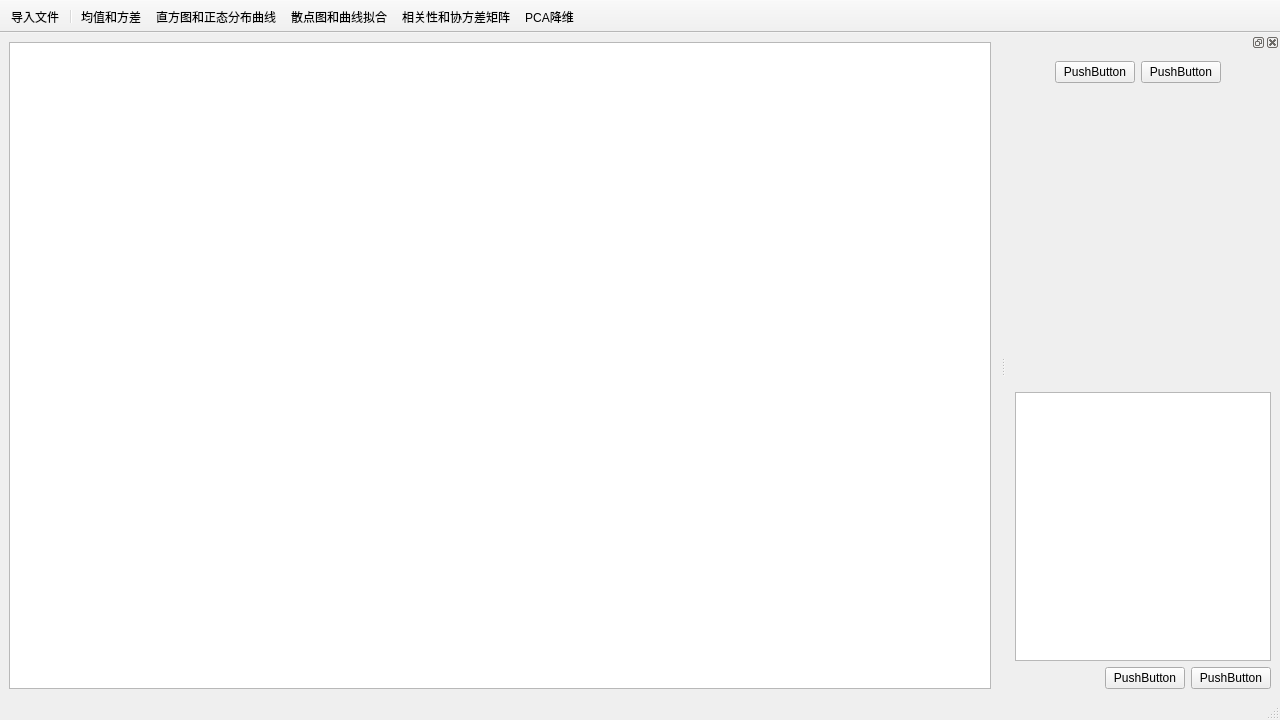
Before: the Qt Designer form IMDAP/mainwindow.ui in suxj22/IMDAP, drawn with Qt 5.
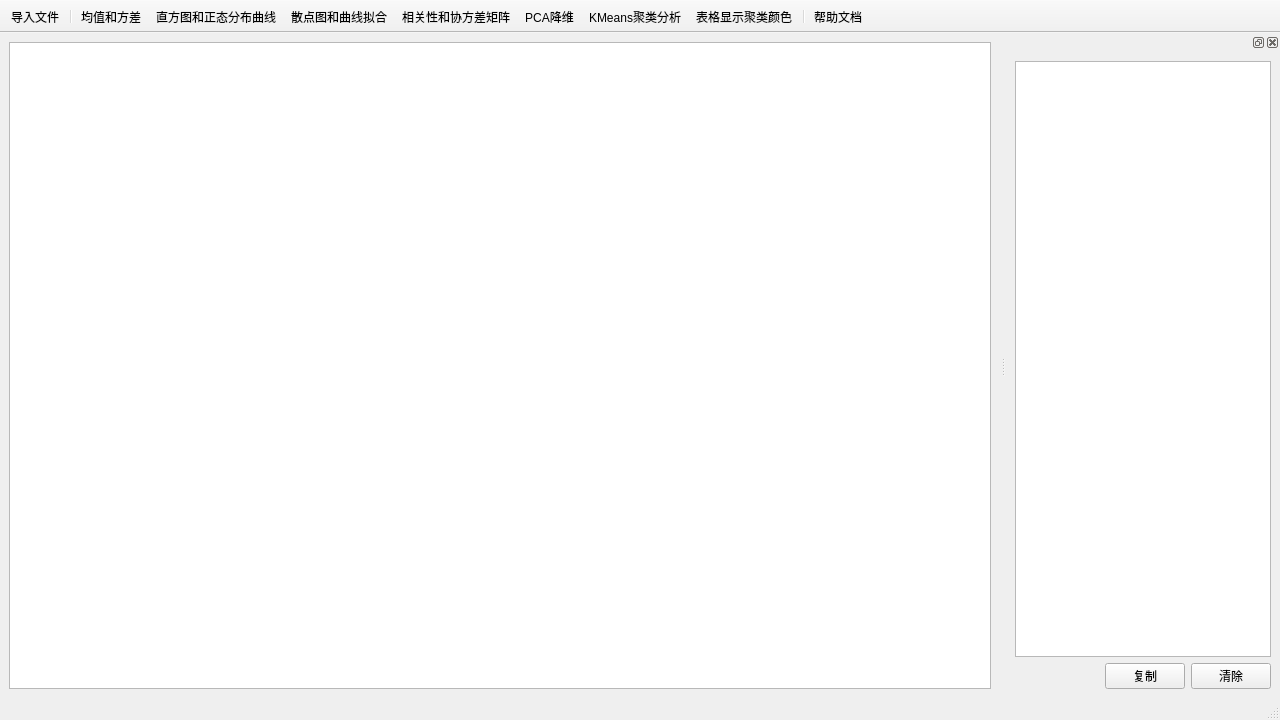
After: the same form once the commit is applied. Icons and pictures are not drawn.

```diff
--- a/IMDAP/mainwindow.ui
+++ b/IMDAP/mainwindow.ui
@@ -76,6 +76,10 @@
    <addaction name="ScatterAction"/>
    <addaction name="Matrixaction"/>
    <addaction name="PCAAction"/>
+   <addaction name="actionKMeans"/>
+   <addaction name="ShowColoraction"/>
+   <addaction name="separator"/>
+   <addaction name="Helpaction"/>
   </widget>
   <widget class="QDockWidget" name="dockWidget">
    <attribute name="dockWidgetArea">
@@ -83,7 +87,7 @@
    </attribute>
    <widget class="QWidget" name="dockWidgetContents">
     <layout class="QFormLayout" name="formLayout">
-     <item row="2" column="0">
+     <item row="0" column="0">
       <layout class="QVBoxLayout" name="verticalLayout_2">
        <item>
         <widget class="QTextBrowser" name="textBrowser"/>
@@ -106,14 +110,14 @@
          <item>
           <widget class="QPushButton" name="pushButton_2">
            <property name="text">
-            <string>PushButton</string>
+            <string>复制</string>
            </property>
           </widget>
          </item>
          <item>
           <widget class="QPushButton" name="pushButton">
            <property name="text">
-            <string>PushButton</string>
+            <string>清除</string>
            </property>
           </widget>
          </item>
@@ -121,54 +125,6 @@
        </item>
       </layout>
      </item>
-     <item row="0" column="0">
-      <layout class="QVBoxLayout" name="verticalLayout_3">
-       <item>
-        <layout class="QHBoxLayout" name="horizontalLayout_2">
-         <item>
-          <spacer name="horizontalSpacer_2">
-           <property name="orientation">
-            <enum>Qt::Horizontal</enum>
-           </property>
-           <property name="sizeHint" stdset="0">
-            <size>
-             <width>40</width>
-             <height>20</height>
-            </size>
-           </property>
-          </spacer>
-         </item>
-         <item>
-          <widget class="QPushButton" name="pushButton_4">
-           <property name="text">
-            <string>PushButton</string>
-           </property>
-          </widget>
-         </item>
-         <item>
-          <widget class="QPushButton" name="pushButton_3">
-           <property name="text">
-            <string>PushButton</string>
-           </property>
-          </widget>
-         </item>
-        </layout>
-       </item>
-      </layout>
-     </item>
-     <item row="1" column="0">
-      <spacer name="verticalSpacer">
-       <property name="orientation">
-        <enum>Qt::Vertical</enum>
-       </property>
-       <property name="sizeHint" stdset="0">
-        <size>
-         <width>20</width>
-         <height>40</height>
-        </size>
-       </property>
-      </spacer>
-     </item>
     </layout>
    </widget>
   </widget>
@@ -247,6 +203,45 @@
     <string>PCA降维</string>
    </property>
   </action>
+  <action name="actionKMeans">
+   <property name="icon">
+    <iconset resource="icons.qrc">
+     <normaloff>:/icons/icons/KMeans.png</normaloff>:/icons/icons/KMeans.png</iconset>
+   </property>
+   <property name="text">
+    <string>KMeans聚类分析</string>
+   </property>
+   <property name="toolTip">
+    <string>KMeans聚类分析</string>
+   </property>
+  </action>
+  <action name="ShowColoraction">
+   <property name="checkable">
+    <bool>true</bool>
+   </property>
+   <property name="icon">
+    <iconset resource="icons.qrc">
+     <normaloff>:/icons/icons/setiaozuoyou.png</normaloff>:/icons/icons/setiaozuoyou.png</iconset>
+   </property>
+   <property name="text">
+    <string>表格显示聚类颜色</string>
+   </property>
+   <property name="toolTip">
+    <string>表格显示聚类颜色</string>
+   </property>
+  </action>
+  <action name="Helpaction">
+   <property name="icon">
+    <iconset resource="icons.qrc">
+     <normaloff>:/icons/icons/bangzhu.png</normaloff>:/icons/icons/bangzhu.png</iconset>
+   </property>
+   <property name="text">
+    <string>帮助文档</string>
+   </property>
+   <property name="toolTip">
+    <string>帮助文档</string>
+   </property>
+  </action>
  </widget>
  <resources>
   <include location="icons.qrc"/>
```
Left out of the diff: 4 changed lines with no effect on the pictures.
